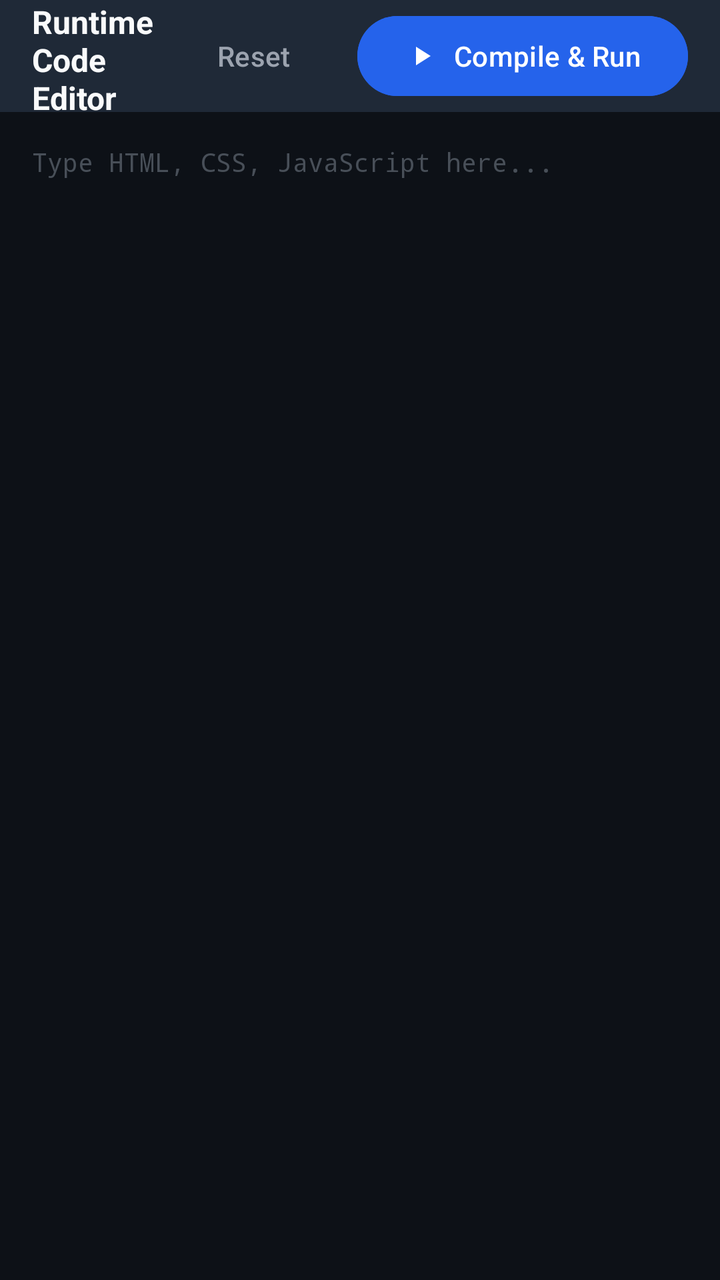
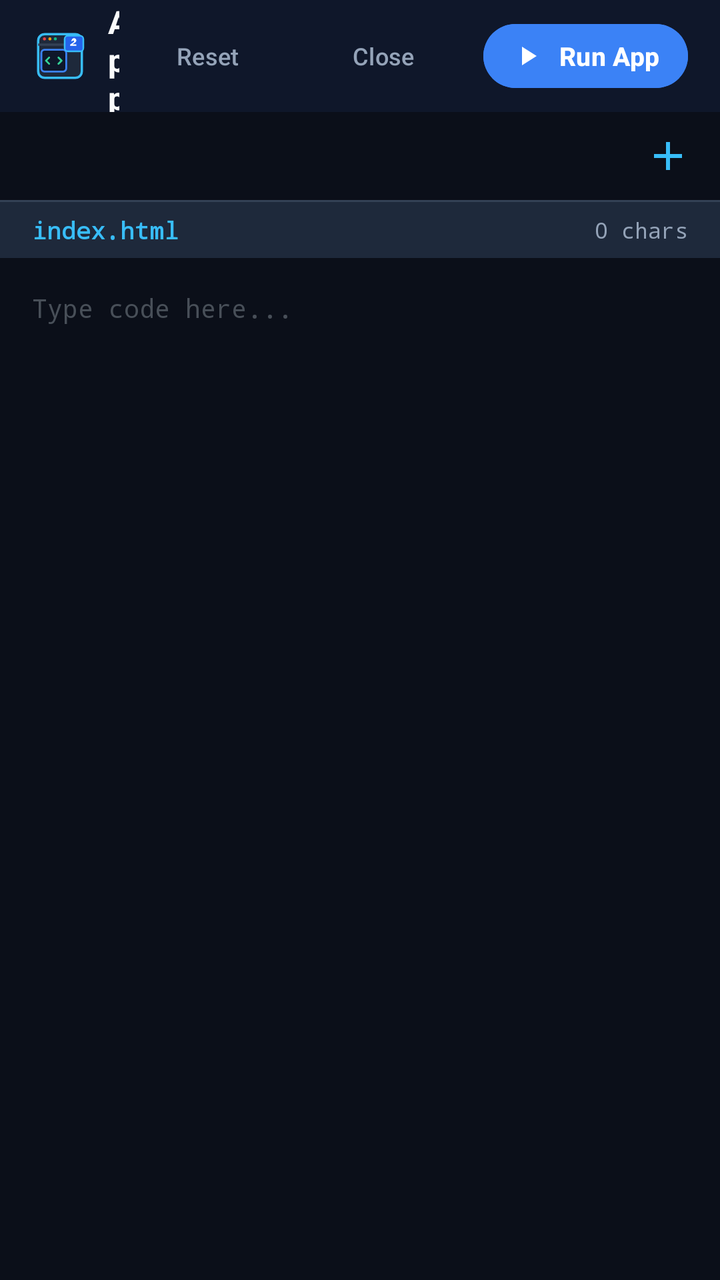

An Android layout rendered at two revisions. The XML below is the earlier revision; the diff shows what the commit changed to produce the second picture.
<!-- AndroidManifest.xml: application theme Theme.RuntimeWebCompiler -->
<!-- res/layout/dialog_code_editor.xml -->
<?xml version="1.0" encoding="utf-8"?>
<LinearLayout xmlns:android="http://schemas.android.com/apk/res/android"
    xmlns:app="http://schemas.android.com/apk/res-auto"
    android:layout_width="match_parent"
    android:layout_height="match_parent"
    android:background="@color/surface"
    android:orientation="vertical">

    
    <LinearLayout
        android:layout_width="match_parent"
        android:layout_height="56dp"
        android:background="@color/surface_variant"
        android:gravity="center_vertical"
        android:orientation="horizontal"
        android:paddingHorizontal="16dp">

        <TextView
            android:layout_width="0dp"
            android:layout_height="wrap_content"
            android:layout_weight="1"
            android:text="@string/editor_title"
            android:textColor="@color/on_surface"
            android:textSize="16sp"
            android:textStyle="bold" />

        
        <com.google.android.material.button.MaterialButton
            android:id="@+id/editor_btn_reset"
            style="@style/Widget.Material3.Button.TextButton"
            android:layout_width="wrap_content"
            android:layout_height="wrap_content"
            android:text="Reset"
            android:textColor="@color/on_surface_muted" />

        
        <com.google.android.material.button.MaterialButton
            android:id="@+id/editor_btn_run"
            style="@style/Widget.Material3.Button"
            android:layout_width="wrap_content"
            android:layout_height="wrap_content"
            android:layout_marginStart="8dp"
            android:backgroundTint="@color/primary"
            android:text="@string/action_compile_run"
            android:textColor="@color/on_primary"
            app:icon="@drawable/ic_play"
            app:iconSize="16dp" />
    </LinearLayout>

    
    <ScrollView
        android:layout_width="match_parent"
        android:layout_height="0dp"
        android:layout_weight="1"
        android:background="@color/code_editor_bg"
        android:fillViewport="true">

        <EditText
            android:id="@+id/editor_code_input"
            android:layout_width="match_parent"
            android:layout_height="wrap_content"
            android:background="@null"
            android:fontFamily="monospace"
            android:gravity="top|start"
            android:hint="Type HTML, CSS, JavaScript here..."
            android:importantForAutofill="no"
            android:inputType="textMultiLine|textNoSuggestions"
            android:padding="16dp"
            android:textColor="#E6EDF3"
            android:textColorHint="#484F58"
            android:textSize="13sp" />
    </ScrollView>

</LinearLayout>
<!-- resources referenced by this layout -->
<resources>
  <color name="code_editor_bg">#0D1117</color>
  <color name="on_primary">#FFFFFF</color>
  <color name="on_surface">#F9FAFB</color>
  <color name="on_surface_muted">#9CA3AF</color>
  <color name="primary">#2563EB</color>
  <color name="surface">#111827</color>
  <color name="surface_variant">#1F2937</color>
  <!-- drawable ic_play (drawable) -->
  <vector xmlns:android="http://schemas.android.com/apk/res/android"
      android:width="24dp"
      android:height="24dp"
      android:viewportWidth="24"
      android:viewportHeight="24">
    <path
        android:fillColor="#FFFFFFFF"
        android:pathData="M8,5v14l11,-7z"/>
  </vector>
  <string name="action_compile_run">Compile &amp; Run</string>
  <string name="editor_title">Runtime Code Editor</string>
  <style name="Theme.RuntimeWebCompiler" parent="Theme.Material3.Dark.NoActionBar">
          <item name="colorPrimary">@color/primary</item>
          <item name="colorOnPrimary">@color/on_primary</item>
          <item name="android:statusBarColor">@color/surface</item>
          <item name="android:navigationBarColor">@color/surface</item>
          <item name="android:windowBackground">@color/background</item>
      </style>
  <color name="background">#090D16</color>
</resources>

<!-- the commit's change to res/layout/dialog_code_editor.xml (unified diff, before → after) -->
@@ -1,6 +1,7 @@
 <?xml version="1.0" encoding="utf-8"?>
 <LinearLayout xmlns:android="http://schemas.android.com/apk/res/android"
     xmlns:app="http://schemas.android.com/apk/res-auto"
+    android:id="@+id/editor_root_container"
     android:layout_width="match_parent"
     android:layout_height="match_parent"
     android:background="@color/surface"
@@ -8,16 +9,24 @@
 
     
     <LinearLayout
+        android:id="@+id/editor_header"
         android:layout_width="match_parent"
         android:layout_height="56dp"
-        android:background="@color/surface_variant"
+        android:background="@color/surface"
         android:gravity="center_vertical"
         android:orientation="horizontal"
         android:paddingHorizontal="16dp">
 
+        <ImageView
+            android:layout_width="28dp"
+            android:layout_height="28dp"
+            android:contentDescription="@null"
+            android:src="@drawable/ic_app_logo" />
+
         <TextView
             android:layout_width="0dp"
             android:layout_height="wrap_content"
+            android:layout_marginStart="10dp"
             android:layout_weight="1"
             android:text="@string/editor_title"
             android:textColor="@color/on_surface"
@@ -26,29 +35,128 @@
 
         
         <com.google.android.material.button.MaterialButton
-            android:id="@+id/editor_btn_reset"
+            android:id="@+id/editor_btn_reset_file"
             style="@style/Widget.Material3.Button.TextButton"
             android:layout_width="wrap_content"
             android:layout_height="wrap_content"
             android:text="Reset"
-            android:textColor="@color/on_surface_muted" />
+            android:textColor="@color/on_surface_muted"
+            android:textSize="12sp" />
+
+        
+        <com.google.android.material.button.MaterialButton
+            android:id="@+id/editor_btn_close"
+            style="@style/Widget.Material3.Button.TextButton"
+            android:layout_width="wrap_content"
+            android:layout_height="wrap_content"
+            android:text="@string/close"
+            android:textColor="@color/on_surface_muted"
+            android:textSize="12sp" />
 
         
         <com.google.android.material.button.MaterialButton
             android:id="@+id/editor_btn_run"
             style="@style/Widget.Material3.Button"
             android:layout_width="wrap_content"
-            android:layout_height="wrap_content"
-            android:layout_marginStart="8dp"
+            android:layout_height="40dp"
+            android:layout_marginStart="6dp"
             android:backgroundTint="@color/primary"
+            android:paddingHorizontal="14dp"
             android:text="@string/action_compile_run"
             android:textColor="@color/on_primary"
+            android:textSize="13sp"
+            android:textStyle="bold"
             app:icon="@drawable/ic_play"
             app:iconSize="16dp" />
     </LinearLayout>
 
     
+    <LinearLayout
+        android:layout_width="match_parent"
+        android:layout_height="44dp"
+        android:background="@color/code_editor_bg"
+        android:gravity="center_vertical"
+        android:orientation="horizontal"
+        android:paddingHorizontal="8dp">
+
+        <HorizontalScrollView
+            android:id="@+id/editor_tab_scroll"
+            android:layout_width="0dp"
+            android:layout_height="match_parent"
+            android:layout_weight="1"
+            android:fillViewport="true"
+            android:scrollbars="none">
+
+            <LinearLayout
+                android:id="@+id/editor_tabs_container"
+                android:layout_width="wrap_content"
+                android:layout_height="match_parent"
+                android:gravity="center_vertical"
+                android:orientation="horizontal" />
+        </HorizontalScrollView>
+
+        
+        <ImageButton
+            android:id="@+id/editor_btn_new_file"
+            android:layout_width="36dp"
+            android:layout_height="36dp"
+            android:layout_marginStart="4dp"
+            android:background="?attr/selectableItemBackgroundBorderless"
+            android:contentDescription="@string/action_new_file"
+            android:src="@drawable/ic_add"
+            app:tint="@color/accent_blue" />
+
+        
+        <ImageButton
+            android:id="@+id/editor_btn_delete_file"
+            android:layout_width="36dp"
+            android:layout_height="36dp"
+            android:layout_marginStart="2dp"
+            android:background="?attr/selectableItemBackgroundBorderless"
+            android:contentDescription="@string/action_delete_file"
+            android:src="@drawable/ic_delete"
+            android:visibility="gone"
+            app:tint="@color/accent_red" />
+    </LinearLayout>
+
+    <View
+        android:layout_width="match_parent"
+        android:layout_height="1dp"
+        android:background="@color/border_color" />
+
+    
+    <LinearLayout
+        android:layout_width="match_parent"
+        android:layout_height="28dp"
+        android:background="@color/surface_variant"
+        android:gravity="center_vertical"
+        android:orientation="horizontal"
+        android:paddingHorizontal="16dp">
+
+        <TextView
+            android:id="@+id/editor_active_file_label"
+            android:layout_width="0dp"
+            android:layout_height="wrap_content"
+            android:layout_weight="1"
+            android:fontFamily="monospace"
+            android:text="index.html"
+            android:textColor="@color/accent_blue"
+            android:textSize="12sp"
+            android:textStyle="bold" />
+
+        <TextView
+            android:id="@+id/editor_file_stats"
+            android:layout_width="wrap_content"
+            android:layout_height="wrap_content"
+            android:fontFamily="monospace"
+            android:text="0 chars"
+            android:textColor="@color/on_surface_muted"
+            android:textSize="11sp" />
+    </LinearLayout>
+
+    
     <ScrollView
+        android:id="@+id/editor_scroll_view"
         android:layout_width="match_parent"
         android:layout_height="0dp"
         android:layout_weight="1"
@@ -62,7 +170,7 @@
             android:background="@null"
             android:fontFamily="monospace"
             android:gravity="top|start"
-            android:hint="Type HTML, CSS, JavaScript here..."
+            android:hint="Type code here..."
             android:importantForAutofill="no"
             android:inputType="textMultiLine|textNoSuggestions"
             android:padding="16dp"
<!-- resource entries referenced after the edit -->
@@ -1,12 +1,38 @@
 <!-- resources referenced by this layout -->
 <resources>
-  <color name="code_editor_bg">#0D1117</color>
+  <color name="accent_blue">#38BDF8</color>
+  <color name="accent_red">#EF4444</color>
+  <color name="border_color">#334155</color>
+  <color name="code_editor_bg">#0B0F19</color>
   <color name="on_primary">#FFFFFF</color>
   <color name="on_surface">#F9FAFB</color>
-  <color name="on_surface_muted">#9CA3AF</color>
-  <color name="primary">#2563EB</color>
-  <color name="surface">#111827</color>
-  <color name="surface_variant">#1F2937</color>
+  <color name="on_surface_muted">#94A3B8</color>
+  <color name="primary">#3B82F6</color>
+  <color name="surface">#0F172A</color>
+  <color name="surface_variant">#1E293B</color>
+  <!-- drawable ic_add (drawable) -->
+  <?xml version="1.0" encoding="utf-8"?>
+  <vector xmlns:android="http://schemas.android.com/apk/res/android"
+      android:width="24dp"
+      android:height="24dp"
+      android:viewportWidth="24"
+      android:viewportHeight="24">
+      <path
+          android:fillColor="#FFFFFFFF"
+          android:pathData="M19,13h-6v6h-2v-6H5v-2h6V5h2v6h6v2z" />
+  </vector>
+  <!-- drawable ic_app_logo: vector/xml drawable (drawable, 2306 chars, omitted) -->
+  <!-- drawable ic_delete (drawable) -->
+  <?xml version="1.0" encoding="utf-8"?>
+  <vector xmlns:android="http://schemas.android.com/apk/res/android"
+      android:width="24dp"
+      android:height="24dp"
+      android:viewportWidth="24"
+      android:viewportHeight="24">
+      <path
+          android:fillColor="#FFFFFFFF"
+          android:pathData="M6,19c0,1.1 0.9,2 2,2h8c1.1,0 2,-0.9 2,-2V7H6v12zM19,4h-3.5l-1,-1h-5l-1,1H5v2h14V4z" />
+  </vector>
   <!-- drawable ic_play (drawable) -->
   <vector xmlns:android="http://schemas.android.com/apk/res/android"
       android:width="24dp"
@@ -17,14 +43,18 @@
         android:fillColor="#FFFFFFFF"
         android:pathData="M8,5v14l11,-7z"/>
   </vector>
-  <string name="action_compile_run">Compile &amp; Run</string>
-  <string name="editor_title">Runtime Code Editor</string>
+  <string name="action_compile_run">Run App</string>
+  <string name="action_delete_file">Delete File</string>
+  <string name="action_new_file">New File</string>
+  <string name="close">Close</string>
+  <string name="editor_title">App² Studio</string>
   <style name="Theme.RuntimeWebCompiler" parent="Theme.Material3.Dark.NoActionBar">
           <item name="colorPrimary">@color/primary</item>
           <item name="colorOnPrimary">@color/on_primary</item>
-          <item name="android:statusBarColor">@color/surface</item>
-          <item name="android:navigationBarColor">@color/surface</item>
+          <item name="android:statusBarColor">@android:color/transparent</item>
+          <item name="android:navigationBarColor">@android:color/transparent</item>
           <item name="android:windowBackground">@color/background</item>
+          <item name="android:windowLightStatusBar">false</item>
       </style>
   <color name="background">#090D16</color>
 </resources>
